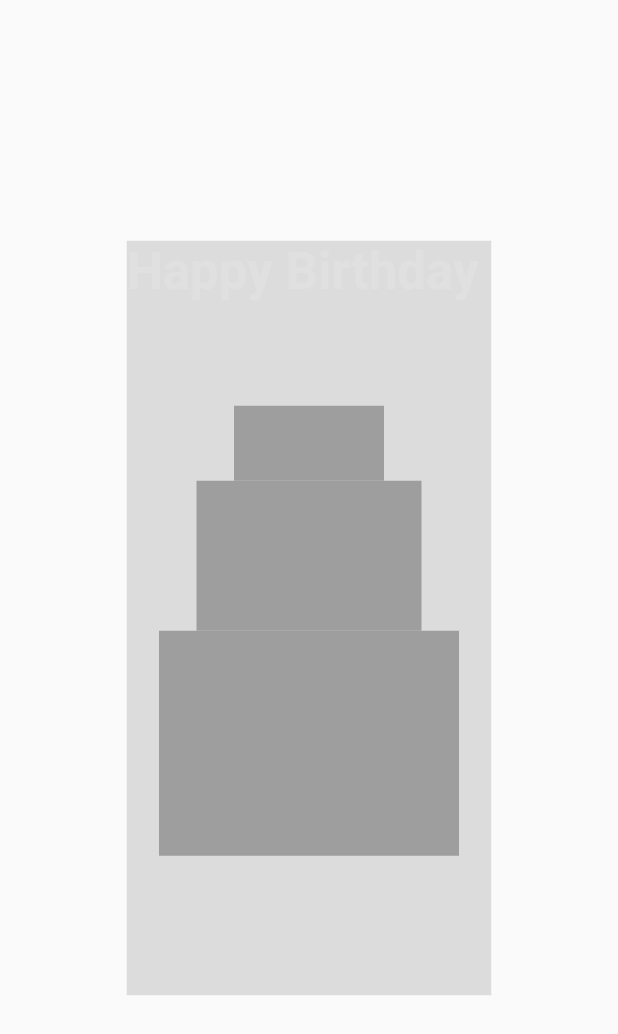
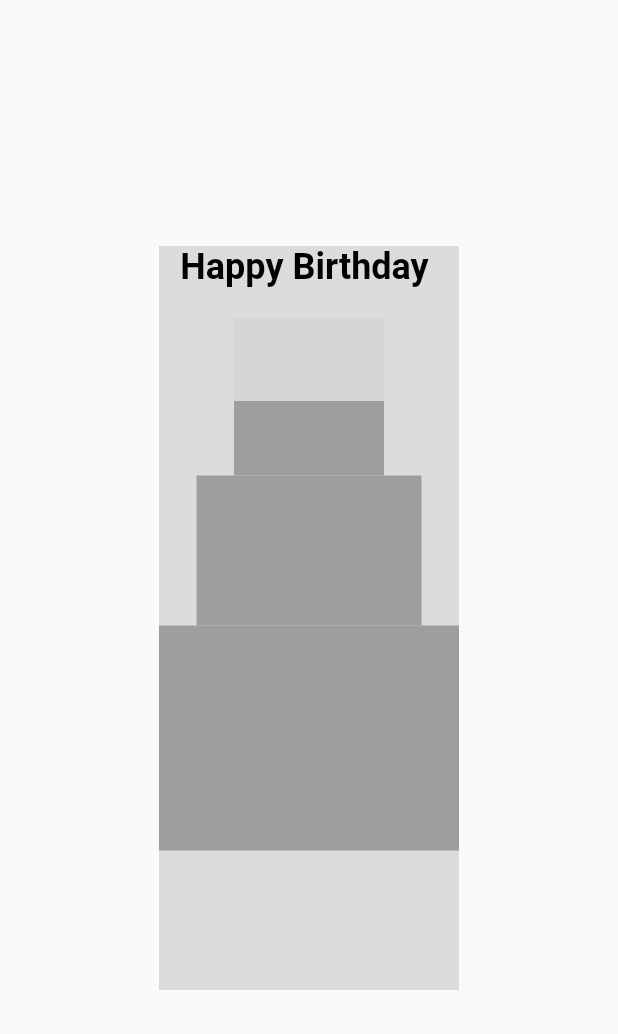
Before and after one commit to Nobita-17/happybirthdayApp, a Flutter app: the screen it shows after launch, after a tap on "Start", after a tap on "Next", after a tap on "Continue", on a phone screen of 412 x 824 dp. Shown: the top 1034 px of the screen. Run offline on Flutter 3.47's test engine with Material 2 defaults, Android fonts, the phone set to English and light mode, and no system bars; our stand-ins replace audioplayers, confetti; missing offline and left inert: dart:ui_web; grey boxes are pictures that could not be loaded.

Commit message:
candle added to cake

```diff
--- a/lib/output.dart
+++ b/lib/output.dart
@@ -55,7 +55,7 @@
             children: [
               Text(
                 "Happy Birthday ${widget.userName}",
-                style: const TextStyle(fontSize: 34, fontWeight: FontWeight.bold,color: Colors.white10),
+                style: const TextStyle(fontSize: 24, fontWeight: FontWeight.bold,color: Colors.black),
               ),
               ConfettiWidget(
                 confettiController: _controller,
@@ -66,7 +66,8 @@
                 minBlastForce: 20, // Minimum force applied to confetti
                 gravity: 0.2, // Gravity applied to confetti
               ),
-              SizedBox(height: 70),
+              SizedBox(height: 20),
+              Image.asset('image/candle.png',width: 100,height: 55,),
               Container(
                 width: 100,
                 height: 50,
@@ -91,7 +92,7 @@
               SizedBox(height: 70),
               Text(
                 " ${widget.birthdayMessage}",
-                style: const TextStyle(fontSize: 20,color: Colors.white),
+                style: const TextStyle(fontSize: 20,color: Colors.black87,fontWeight: FontWeight.bold),
               ),
             ],
           ),
--- a/lib/splash.dart
+++ b/lib/splash.dart
@@ -43,6 +43,9 @@
                 height: 20,
               ),
               Container(
+                decoration: BoxDecoration(
+                  borderRadius:BorderRadius.circular(10.0),
+                ),
                 child: Image.asset('image/birthday2.png'),
                 width: 400,
                 height: 225,
--- a/pubspec.yaml
+++ b/pubspec.yaml
@@ -64,6 +64,7 @@
   assets:
     - assets/image/birthday.jpg
     - assets/image/birthday2.png
+    - assets/image/candle.png
 
   #   - images/a_dot_ham.jpeg
 
```
Also changed, not shown: assets/image/candle.png (added).
